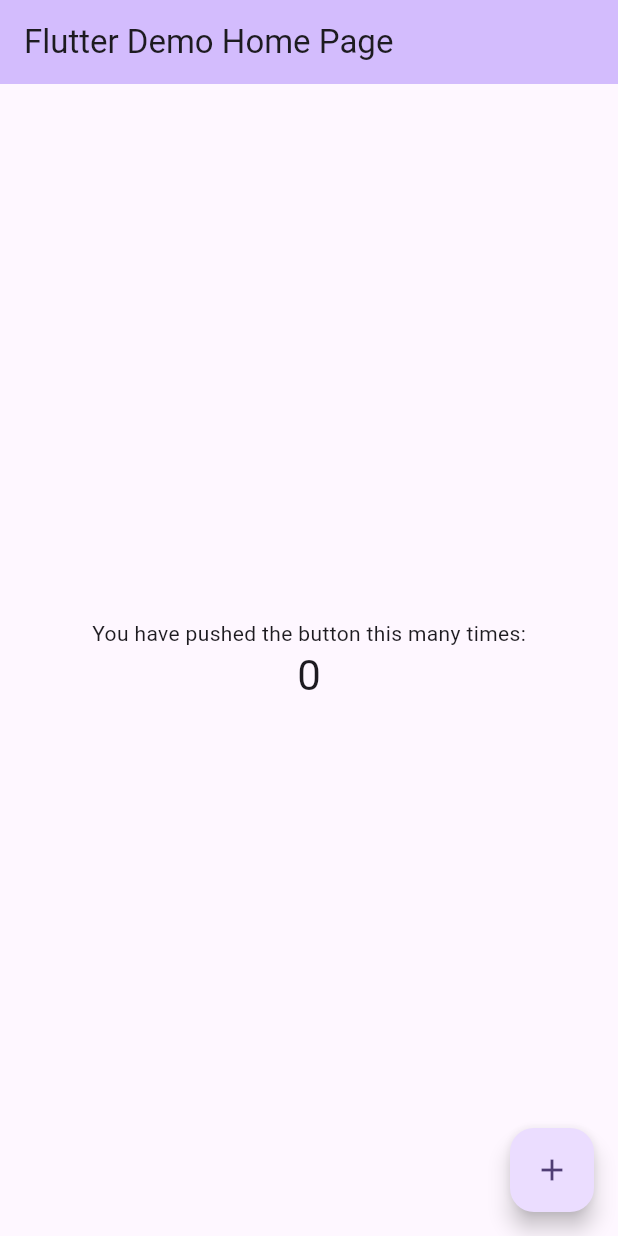
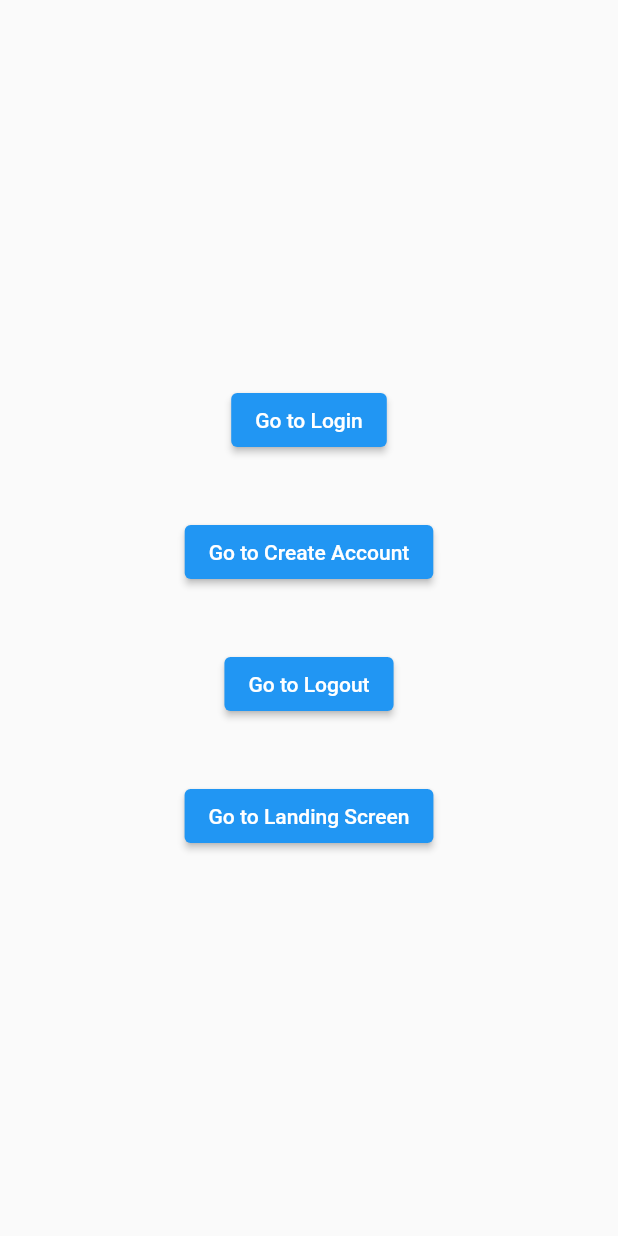
Before and after one commit to ulisinn/refrigerator_magnets, a Flutter app: the screen it shows after launch, on a phone screen of 412 x 824 dp. Run offline on Flutter 3.47's test engine with Material 2 defaults, Android fonts, the phone set to English and light mode, and no system bars; our stand-ins replace go_router.

Commit message:
GoRouter added

```diff
--- /dev/null
+++ b/lib/features/screens/authenticated_landing_screen.dart
@@ -0,0 +1,15 @@
+import 'package:flutter/material.dart';
+
+class LandingScreen extends StatelessWidget {
+  const LandingScreen({super.key});
+
+  @override
+  Widget build(BuildContext context) {
+    return Scaffold(
+      appBar: AppBar(title: const Text('Landing Screen'),),
+      body: const Center(
+        child: Text('Landing Screen'),
+      ),
+    );
+  }
+}
--- /dev/null
+++ b/lib/features/screens/logout.dart
@@ -0,0 +1,15 @@
+import 'package:flutter/material.dart';
+
+class LogOutScreen extends StatelessWidget {
+  const LogOutScreen({super.key});
+
+  @override
+  Widget build(BuildContext context) {
+    return Scaffold(
+      appBar: AppBar(title: const Text('Logout'),),
+      body: const Center(
+        child: Text('Logout'),
+      ),
+    );
+  }
+}
--- /dev/null
+++ b/lib/features/screens/splash_screen.dart
@@ -0,0 +1,55 @@
+import 'package:flutter/material.dart';
+import 'package:go_router/go_router.dart';
+import 'package:magnets/routing/app_router.dart';
+
+class SplashScreen extends StatelessWidget {
+  const SplashScreen({super.key});
+
+  @override
+  Widget build(BuildContext context) {
+    return Scaffold(
+      body: Container(
+        width: double.infinity,
+        child: Column(
+          mainAxisAlignment: MainAxisAlignment.center,
+          crossAxisAlignment: CrossAxisAlignment.center,
+          children: [
+            ElevatedButton(
+              onPressed: () {
+                context.go(AppRoute.login.name);
+              },
+              child: Text("Go to Login"),
+            ),
+            const SizedBox(
+              height: 40,
+            ),
+            ElevatedButton(
+              onPressed: () {
+                context.go(AppRoute.createAccount.name);
+              },
+              child: Text("Go to Create Account"),
+            ),
+            const SizedBox(
+              height: 40,
+            ),
+            ElevatedButton(
+              onPressed: () {
+                context.go(AppRoute.logout.name);
+              },
+              child: Text("Go to Logout"),
+            ),
+            const SizedBox(
+              height: 40,
+            ),
+            ElevatedButton(
+              onPressed: () {
+                context.go(AppRoute.landing.name);
+              },
+              child: Text("Go to Landing Screen"),
+            ),
+          ],
+        ),
+      ),
+    );
+  }
+}
--- a/lib/main.dart
+++ b/lib/main.dart
@@ -1,4 +1,5 @@
 import 'package:flutter/material.dart';
+import 'package:magnets/routing/app_router.dart';
 
 void main() {
   runApp(const MyApp());
@@ -7,119 +8,11 @@ void main() {
 class MyApp extends StatelessWidget {
   const MyApp({super.key});
 
-  // This widget is the root of your application.
   @override
   Widget build(BuildContext context) {
-    return MaterialApp(
-      title: 'Flutter Demo',
-      theme: ThemeData(
-        // This is the theme of your application.
-        //
-        // TRY THIS: Try running your application with "flutter run". You'll see
-        // the application has a blue toolbar. Then, without quitting the app,
-        // try changing the seedColor in the colorScheme below to Colors.green
-        // and then invoke "hot reload" (save your changes or press the "hot
-        // reload" button in a Flutter-supported IDE, or press "r" if you used
-        // the command line to start the app).
-        //
-        // Notice that the counter didn't reset back to zero; the application
-        // state is not lost during the reload. To reset the state, use hot
-        // restart instead.
-        //
-        // This works for code too, not just values: Most code changes can be
-        // tested with just a hot reload.
-        colorScheme: ColorScheme.fromSeed(seedColor: Colors.deepPurple),
-        useMaterial3: true,
-      ),
-      home: const MyHomePage(title: 'Flutter Demo Home Page'),
+    return MaterialApp.router(
+      routerConfig: routerConfig,
+
     );
   }
 }
-
-class MyHomePage extends StatefulWidget {
-  const MyHomePage({super.key, required this.title});
-
-  // This widget is the home page of your application. It is stateful, meaning
-  // that it has a State object (defined below) that contains fields that affect
-  // how it looks.
-
-  // This class is the configuration for the state. It holds the values (in this
-  // case the title) provided by the parent (in this case the App widget) and
-  // used by the build method of the State. Fields in a Widget subclass are
-  // always marked "final".
-
-  final String title;
-
-  @override
-  State<MyHomePage> createState() => _MyHomePageState();
-}
-
-class _MyHomePageState extends State<MyHomePage> {
-  int _counter = 0;
-
-  void _incrementCounter() {
-    setState(() {
-      // This call to setState tells the Flutter framework that something has
-      // changed in this State, which causes it to rerun the build method below
-      // so that the display can reflect the updated values. If we changed
-      // _counter without calling setState(), then the build method would not be
-      // called again, and so nothing would appear to happen.
-      _counter++;
-    });
-  }
-
-  @override
-  Widget build(BuildContext context) {
-    // This method is rerun every time setState is called, for instance as done
-    // by the _incrementCounter method above.
-    //
-    // The Flutter framework has been optimized to make rerunning build methods
-    // fast, so that you can just rebuild anything that needs updating rather
-    // than having to individually change instances of widgets.
-    return Scaffold(
-      appBar: AppBar(
-        // TRY THIS: Try changing the color here to a specific color (to
-        // Colors.amber, perhaps?) and trigger a hot reload to see the AppBar
-        // change color while the other colors stay the same.
-        backgroundColor: Theme.of(context).colorScheme.inversePrimary,
-        // Here we take the value from the MyHomePage object that was created by
-        // the App.build method, and use it to set our appbar title.
-        title: Text(widget.title),
-      ),
-      body: Center(
-        // Center is a layout widget. It takes a single child and positions it
-        // in the middle of the parent.
-        child: Column(
-          // Column is also a layout widget. It takes a list of children and
-          // arranges them vertically. By default, it sizes itself to fit its
-          // children horizontally, and tries to be as tall as its parent.
-          //
-          // Column has various properties to control how it sizes itself and
-          // how it positions its children. Here we use mainAxisAlignment to
-          // center the children vertically; the main axis here is the vertical
-          // axis because Columns are vertical (the cross axis would be
-          // horizontal).
-          //
-          // TRY THIS: Invoke "debug painting" (choose the "Toggle Debug Paint"
-          // action in the IDE, or press "p" in the console), to see the
-          // wireframe for each widget.
-          mainAxisAlignment: MainAxisAlignment.center,
-          children: <Widget>[
-            const Text(
-              'You have pushed the button this many times:',
-            ),
-            Text(
-              '$_counter',
-              style: Theme.of(context).textTheme.headlineMedium,
-            ),
-          ],
-        ),
-      ),
-      floatingActionButton: FloatingActionButton(
-        onPressed: _incrementCounter,
-        tooltip: 'Increment',
-        child: const Icon(Icons.add),
-      ), // This trailing comma makes auto-formatting nicer for build methods.
-    );
-  }
-}
--- /dev/null
+++ b/lib/routing/app_router.dart
@@ -0,0 +1,60 @@
+import 'package:go_router/go_router.dart';
+import 'package:magnets/features/screens/authenticated_landing_screen.dart';
+import 'package:magnets/features/screens/create_account_screen.dart';
+import 'package:magnets/features/screens/login_screen.dart';
+import 'package:magnets/features/screens/logout.dart';
+import 'package:magnets/features/screens/splash_screen.dart';
+
+// enum AppRoute{
+//   home,
+//   createAccount,
+//   login,
+//   logout,
+//   landing,
+// }
+
+enum AppRoute {
+  home('/'),
+  createAccount('/createAccount'),
+  login('/login'),
+  logout('/logout'),
+  landing('/landing');
+
+  const AppRoute(this.name);
+
+  final String name;
+
+  @override
+  String toString() => name;
+}
+
+final routerConfig = GoRouter(
+    initialLocation: '/',
+    debugLogDiagnostics: true,
+    routes: [
+  GoRoute(
+    path: '/',
+    name: AppRoute.home.name,
+    builder: (context, state) => const SplashScreen(),
+  ),
+  GoRoute(
+    path: '/login',
+    name: AppRoute.login.name,
+    builder: (context, state) => const LoginScreen(),
+  ),
+  GoRoute(
+    path: '/createAccount',
+    name: AppRoute.createAccount.name,
+    builder: (context, state) => const CreateAccountScreen(),
+  ),
+  GoRoute(
+    path: '/logout',
+    name: AppRoute.logout.name,
+    builder: (context, state) => const LogOutScreen(),
+  ),
+  GoRoute(
+    path: '/landing',
+    name: AppRoute.landing.name,
+    builder: (context, state) => const LandingScreen(),
+  ),
+]);
--- a/pubspec.yaml
+++ b/pubspec.yaml
@@ -35,6 +35,7 @@ dependencies:
   # The following adds the Cupertino Icons font to your application.
   # Use with the CupertinoIcons class for iOS style icons.
   cupertino_icons: ^1.0.2
+  go_router: ^11.1.4
 
 dev_dependencies:
   flutter_test:
```
Also changed, not shown: lib/features/screens/create_account_screen.dart (added, +20 -0 lines), lib/features/screens/login_screen.dart (added, +20 -0 lines), pubspec.lock.
